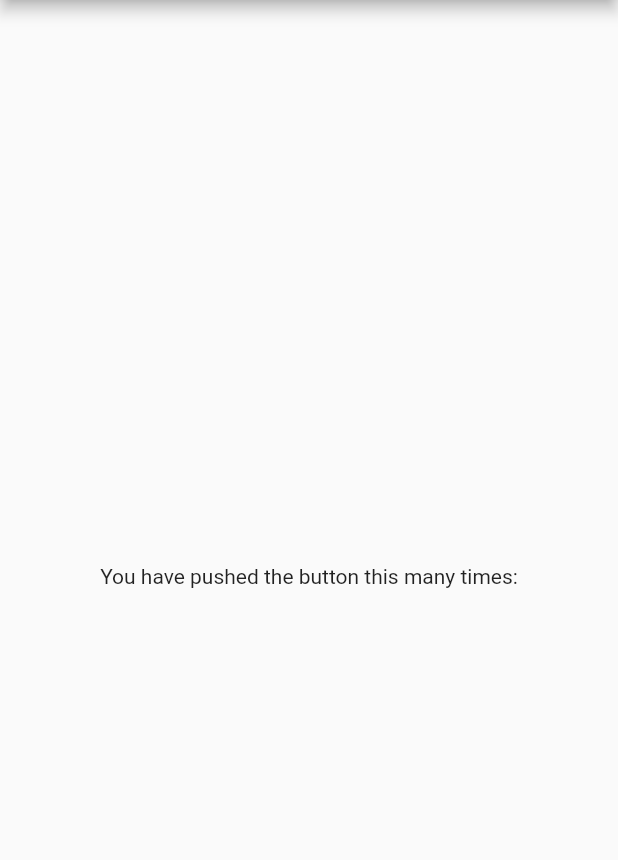
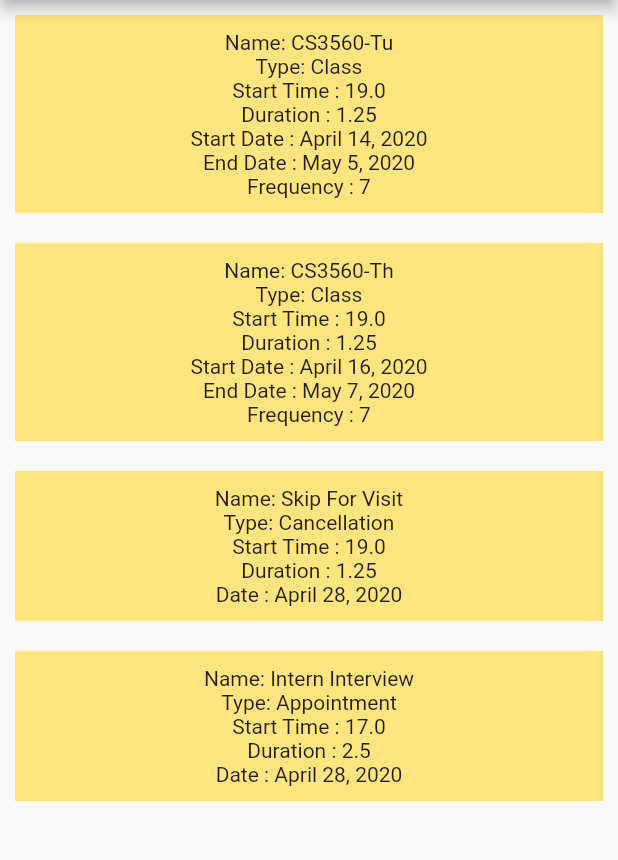
Before and after one commit to CS3560OOP/PSS, a Flutter app: the screen it shows after launch, on a phone screen of 412 x 824 dp, the part 84-944 px from its top. Run offline on Flutter 3.47's test engine with Material 2 defaults, Android fonts, the phone set to English and light mode, and no system bars.

Commit message:
Added minimal UI for testing classes, edit task classes to use Date class

```diff
--- a/pss/lib/anti_task.dart
+++ b/pss/lib/anti_task.dart
@@ -1,15 +1,16 @@
 import 'task.dart';
+import 'date.dart';
 
-class AntiTask extends Task{
+class AntiTask extends Task {
   //class properties
-  int _date;
+  Date _date;
 
   //class methods (accessors and mutators)
-  void setDate(int d){
+  void setDate(Date d) {
     _date = d;
   }
 
-  int getDate(){
+  Date getDate() {
     return _date;
   }
 }
--- /dev/null
+++ b/pss/lib/components/task_card.dart
@@ -0,0 +1,59 @@
+import 'package:flutter/material.dart';
+import 'package:pss/task.dart';
+import 'package:pss/recurring_task.dart';
+
+class TaskCard extends StatefulWidget {
+  final Task _task;
+  TaskCard(this._task);
+  @override
+  _TaskCardState createState() => _TaskCardState(_task);
+}
+
+class _TaskCardState extends State<TaskCard> {
+  final _task;
+  String _name;
+  String _type;
+  String _startTime;
+  String _duration;
+  String _date;
+
+  String _startDate;
+  String _endDate;
+  String _frequency;
+
+  _TaskCardState(this._task) {
+    _name = _task.getName();
+    _type = _task.getType();
+    _startTime = _task.getStartTime().toString();
+    _duration = _task.getDuration().toString();
+    if (_task is RecurringTask) {
+      _startDate = _task.getStartDate().getFormattedDate().toString();
+      _endDate = _task.getEndDate().getFormattedDate().toString();
+      _frequency = _task.getFrequency().toString();
+    } else {
+      // Anti-Task or Transient-Task
+      _date = _task.getDate().getFormattedDate().toString();
+    }
+  }
+
+  @override
+  Widget build(BuildContext context) {
+    return Container(
+      padding: EdgeInsets.all(10.0),
+      margin: EdgeInsets.all(10.0),
+      color: Colors.amberAccent.shade100,
+      child: Column(
+        children: <Widget>[
+          Text("Name: $_name"),
+          Text("Type: $_type"),
+          Text("Start Time : $_startTime"),
+          Text("Duration : $_duration"),
+          _date != null ? Text("Date : $_date") : SizedBox(),
+          _startDate != null ? Text("Start Date : $_startDate") : SizedBox(),
+          _endDate != null ? Text("End Date : $_endDate") : SizedBox(),
+          _frequency != null ? Text("Frequency : $_frequency") : SizedBox(),
+        ],
+      ),
+    );
+  }
+}
--- a/pss/lib/date.dart
+++ b/pss/lib/date.dart
@@ -29,6 +29,10 @@ class Date {
     _updateDate();
   }
 
+  void _updateDate() {
+    this._date = DateTime(this._year, this._month, this._day);
+  }
+
   int getYear() => this._year;
 
   int getMonth() => this._month;
@@ -37,10 +41,6 @@ class Date {
 
   int getIntDate() => this._year * 10000 + this._month * 100 + this._day;
 
-  void _updateDate() {
-    this._date = DateTime(this._year, this._month, this._day);
-  }
-
   // formatted getters
   String getFormattedDate() => DateFormat.yMMMMd().format(this._date);
 
--- a/pss/lib/fileHandler.dart
+++ b/pss/lib/fileHandler.dart
@@ -19,7 +19,7 @@ class FileHandler {
   }
 
   //Write data to the file
-  Future<File> writeData(String data,String fileName) async {
+  Future<File> writeData(String data, String fileName) async {
     _fileName = fileName;
 
     final file = await _localFile;
@@ -42,6 +42,4 @@ class FileHandler {
       return "0";
     }
   }
-
-
 }
--- a/pss/lib/main.dart
+++ b/pss/lib/main.dart
@@ -1,5 +1,10 @@
 import 'package:flutter/material.dart';
+import 'transient_task.dart';
+import 'recurring_task.dart';
 import 'scheduler.dart';
+import 'components/task_card.dart';
+import 'date.dart';
+import 'testData/test_data.dart' as data;
 
 void main() => runApp(MyApp());
 
@@ -27,13 +32,49 @@ class MyHomePage extends StatefulWidget {
 class _MyHomePageState extends State<MyHomePage> {
   Scheduler scheduler;
 
-
-
   @override
   void initState() {
     super.initState();
     //initialize data for page
-    scheduler  = new Scheduler();
+    scheduler = new Scheduler();
+  }
+
+  // TEST DATA ONLY
+  final tasks = data.TestData.set1;
+
+  // types
+  static const recurring = ["Class", "Study", "Exercise", "Work", "Meal"];
+  static const transient = ["Visit", "Shopping", "Appointment"];
+  static const antiTask = ["Cancellation"];
+// generate task cards
+  List<TaskCard> _getTaskCards() {
+    return tasks.map((item) {
+      var type = item["Type"];
+      TaskCard widget;
+      if (recurring.contains(type))
+        widget = TaskCard(
+          RecurringTask(
+            item["Name"].toString(),
+            item["Type"].toString(),
+            Date(item["StartDate"]),
+            double.parse(item["StartTime"].toString()),
+            double.parse(item["Duration"].toString()),
+            Date(item["EndDate"]),
+            item["Frequency"],
+          ),
+        );
+      else if (transient.contains(type) || antiTask.contains(type)) {
+        var t = TransientTask();
+        t.setName(item["Name"]);
+        t.setType(item["Type"]);
+        t.setDate(Date(item["Date"]));
+        t.setStartTime(double.parse(
+            item["StartTime"].toString())); // test is data is an int
+        t.setDuration(double.parse(item["Duration"].toString()));
+        widget = TaskCard(t);
+      }
+      return widget;
+    }).toList();
   }
 
   @override
@@ -43,13 +84,8 @@ class _MyHomePageState extends State<MyHomePage> {
         title: Text(widget.title),
       ),
       body: Center(
-        child: Column(
-          mainAxisAlignment: MainAxisAlignment.center,
-          children: <Widget>[
-            Text(
-              'You have pushed the button this many times:',
-            ),
-          ],
+        child: ListView(
+          children: _getTaskCards(),
         ),
       ),
     );
--- a/pss/lib/recurring_task.dart
+++ b/pss/lib/recurring_task.dart
@@ -1,23 +1,25 @@
 import 'task.dart';
+import 'date.dart';
 
 class RecurringTask extends Task {
   //class properties
-  int _startDate;
-  int _endDate;
+  Date _startDate;
+  Date _endDate;
   int _frequency;
 
   //constructor
-  RecurringTask(String n, String t, int sD, double sT, double d, int e, int f) {
+  RecurringTask(
+      String n, String t, Date sD, double sT, double d, Date eD, int f) {
+    _startDate = sD;
+    _endDate = eD;
+    _frequency = f;
     this.setName(n);
     this.setType(t);
-    _startDate = sD;
     this.setStartTime(sT);
     this.setDuration(d);
-    _endDate = e;
-    _frequency = f;
   }
 
-  RecurringTask.fromJson(Map<String, dynamic> json){
+  RecurringTask.fromJson(Map<String, dynamic> json) {
     _startDate = json['StartDate'];
     _endDate = json['EndDate'];
     _frequency = json['Frequency'];
@@ -27,32 +29,30 @@ class RecurringTask extends Task {
     this.setDuration(json['Duration']);
   }
 
-
   Map<String, dynamic> toJson() => {
-    'Name' : this.getName(),
-    'Type' : this.getType(),
-    'StartDate' : _startDate,
-    'StartTime' : this.getStartTime(),
-    'Duration' : this.getDuration(),
-    'EndDate' : _endDate,
-    'Frequency' : _frequency,
-  };
-
+        'Name': this.getName(),
+        'Type': this.getType(),
+        'StartDate': _startDate.getIntDate(),
+        'StartTime': this.getStartTime(),
+        'Duration': this.getDuration(),
+        'EndDate': _endDate.getIntDate(),
+        'Frequency': _frequency,
+      };
 
   //class methods (accessors and mutators)
-  void setStartDate(int s) {
+  void setStartDate(Date s) {
     _startDate = s;
   }
 
-  int getStartDate() {
+  Date getStartDate() {
     return _startDate;
   }
 
-  void setEndDate(int e) {
+  void setEndDate(Date e) {
     _endDate = e;
   }
 
-  int getEndDate() {
+  Date getEndDate() {
     return _endDate;
   }
 
--- a/pss/lib/scheduler.dart
+++ b/pss/lib/scheduler.dart
@@ -2,6 +2,7 @@ import 'fileHandler.dart';
 import 'recurring_task.dart';
 import 'task.dart';
 import 'dart:convert';
+import 'date.dart';
 
 class Scheduler {
   //class properties
@@ -18,7 +19,7 @@ class Scheduler {
     //testing
     print(schedule ?? "0");
     RecurringTask temp2 = new RecurringTask(
-        "CS3560-Tu", "Class", 20200414, 19, 1.25, 20200505, 7);
+        "CS3560-Tu", "Class", Date(20200414), 19, 1.25, Date(20200505), 7);
 
     schedule.add(temp2);
 
--- a/pss/lib/task.dart
+++ b/pss/lib/task.dart
@@ -6,9 +6,8 @@ class Task {
   double _duration;
 
   //constructor
-  Task(){
+  Task() {}
 
-  }
   // Task.fromJson(Map<String, dynamic> json)
   //   : _name = json['Name'],
   //     _type = json['Type'],
@@ -23,42 +22,38 @@ class Task {
   // };
 
   //class methods (accessors and mutators)
-  void setName(String n){
+  void setName(String n) {
     _name = n;
   }
 
-  String getName(){
+  String getName() {
     return _name;
   }
 
-  void setType(String t){
+  void setType(String t) {
     _type = t;
   }
 
-  String getType(){
+  String getType() {
     return _type;
   }
 
-  void setStartTime(double t){
+  void setStartTime(double t) {
     _startTime = t;
   }
 
-  double getStartTime(){
+  double getStartTime() {
     return _startTime;
   }
 
-  void setDuration(double d){
-    _duration  = d;
+  void setDuration(double d) {
+    _duration = d;
   }
 
-  double getDuration(){
+  double getDuration() {
     return _duration;
   }
 
   //
 
-
-
-
-
 }
--- /dev/null
+++ b/pss/lib/testData/test_data.dart
@@ -0,0 +1,64 @@
+class TestData {
+  static const set1 = [
+    {
+      "Name": "CS3560-Tu",
+      "Type": "Class",
+      "StartDate": 20200414,
+      "StartTime": 19,
+      "Duration": 1.25,
+      "EndDate": 20200505,
+      "Frequency": 7
+    },
+    {
+      "Name": "CS3560-Th",
+      "Type": "Class",
+      "StartDate": 20200416,
+      "StartTime": 19,
+      "Duration": 1.25,
+      "EndDate": 20200507,
+      "Frequency": 7
+    },
+    {
+      "Name": "Skip For Visit",
+      "Type": "Cancellation",
+      "Date": 20200428,
+      "StartTime": 19,
+      "Duration": 1.25
+    },
+    {
+      "Name": "Intern Interview",
+      "Type": "Appointment",
+      "Date": 20200428,
+      "StartTime": 17,
+      "Duration": 2.5
+    }
+  ];
+
+  static const set2 = [
+    {
+      "Name": "Dinner",
+      "Type": "Meal",
+      "StartDate": 20200414,
+      "StartTime": 17,
+      "Duration": 1,
+      "EndDate": 20200507,
+      "Frequency": 1
+    },
+    {
+      "Name": "Homework",
+      "Type": "Study",
+      "StartDate": 20200414,
+      "StartTime": 15,
+      "Duration": 1,
+      "EndDate": 20200507,
+      "Frequency": 1
+    },
+    {
+      "Name": "Going to Mall",
+      "Type": "Shopping",
+      "Date": 20200501,
+      "StartTime": 10,
+      "Duration": 1.5
+    }
+  ];
+}
--- a/pss/lib/transient_task.dart
+++ b/pss/lib/transient_task.dart
@@ -1,16 +1,16 @@
 import 'task.dart';
+import 'date.dart';
 
-class TransientTask extends Task{
+class TransientTask extends Task {
   //class properties
-  int _date;
+  Date _date;
 
   //class methods (accessors and mutators)
-  void setDate(int d){
+  void setDate(Date d) {
     _date = d;
   }
 
-  int getDate(){
+  Date getDate() {
     return _date;
   }
-
 }
```
Also changed, not shown: Homework4/Set1.json (+24 -24 lines), pss/pubspec.yaml (+1 -6 lines), pss/pubspec.lock, 8 other files. Lines whose indentation alone changed are shown as unchanged.
